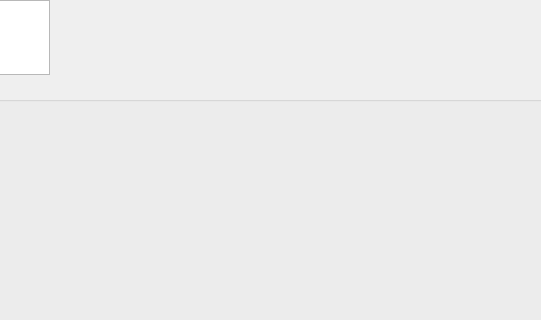
Before: the Qt Designer form VisualGraph/algorythmrun.ui in IKholopov/StudyingStuff, drawn with Qt 5; both pictures show x 611 to 1152 and y 0 to 320 of the 1250 by 640 pixel window.
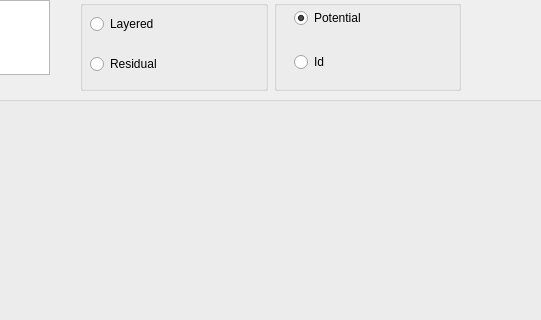
After: the same form once the commit is applied.

```diff
--- a/VisualGraph/algorythmrun.ui
+++ b/VisualGraph/algorythmrun.ui
@@ -109,6 +109,87 @@
      <bool>true</bool>
     </property>
    </widget>
+   <widget class="QWidget" name="horizontalLayoutWidget">
+    <property name="geometry">
+     <rect>
+      <x>691</x>
+      <y>0</y>
+      <width>381</width>
+      <height>91</height>
+     </rect>
+    </property>
+    <layout class="QHBoxLayout" name="horizontalLayout">
+     <item>
+      <widget class="QGroupBox" name="groupBox">
+       <property name="title">
+        <string/>
+       </property>
+       <widget class="QWidget" name="layoutWidget">
+        <property name="geometry">
+         <rect>
+          <x>10</x>
+          <y>0</y>
+          <width>132</width>
+          <height>89</height>
+         </rect>
+        </property>
+        <layout class="QVBoxLayout" name="verticalLayout">
+         <item>
+          <widget class="QRadioButton" name="layeredButton">
+           <property name="text">
+            <string>Layered</string>
+           </property>
+          </widget>
+         </item>
+         <item>
+          <widget class="QRadioButton" name="residualButton">
+           <property name="text">
+            <string>Residual</string>
+           </property>
+          </widget>
+         </item>
+        </layout>
+       </widget>
+      </widget>
+     </item>
+     <item>
+      <widget class="QGroupBox" name="groupBox_2">
+       <property name="title">
+        <string/>
+       </property>
+       <widget class="QWidget" name="layoutWidget">
+        <property name="geometry">
+         <rect>
+          <x>20</x>
+          <y>-10</y>
+          <width>122</width>
+          <height>101</height>
+         </rect>
+        </property>
+        <layout class="QVBoxLayout" name="verticalLayout_2">
+         <item>
+          <widget class="QRadioButton" name="PotentialButton">
+           <property name="text">
+            <string>Potential</string>
+           </property>
+           <property name="checked">
+            <bool>true</bool>
+           </property>
+          </widget>
+         </item>
+         <item>
+          <widget class="QRadioButton" name="idButton">
+           <property name="text">
+            <string>Id</string>
+           </property>
+          </widget>
+         </item>
+        </layout>
+       </widget>
+      </widget>
+     </item>
+    </layout>
+   </widget>
   </widget>
   <widget class="QStatusBar" name="statusbar"/>
  </widget>
```
